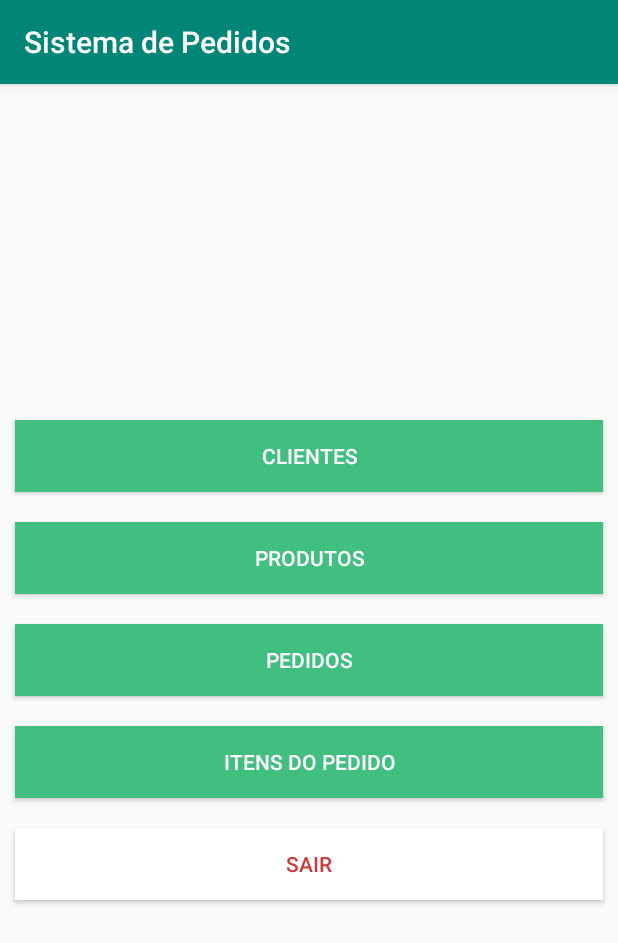
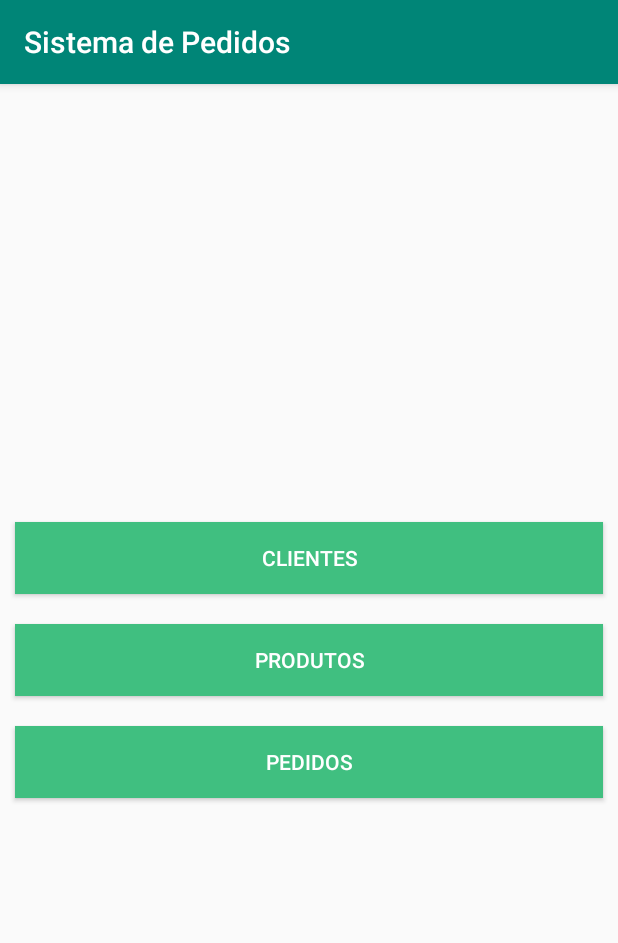
Before and after one commit to dieinimymaganha/SistemaPedidosAndroid, an Android app: the screen it shows after launch (Inicio), on a phone screen of 412 x 824 dp. Shown: the top 943 px of the screen. Run offline under Robolectric (Android 15) with nearby library versions, the light colour scheme and no system bars.

Commit message:
Refatorando pedidos e removendo botões

```diff
--- a/app/src/main/java/com/example/sistemapedidosandroid/ui/activity/Inicio.java
+++ b/app/src/main/java/com/example/sistemapedidosandroid/ui/activity/Inicio.java
@@ -11,7 +11,7 @@ import com.example.sistemapedidosandroid.R;
 
 public class Inicio extends AppCompatActivity {
 
-    Button btCliente, btProduto, btPedido, btCadastrarPedido;
+    Button btCliente, btProduto, btPedido;
 
 
     @Override
@@ -22,9 +22,6 @@ public class Inicio extends AppCompatActivity {
         btCliente = findViewById(R.id.clientes);
         btProduto = findViewById(R.id.produtos);
         btPedido = findViewById(R.id.activity_inicio_pedidos);
-
-        btCadastrarPedido = findViewById(R.id.itensdopedido);
-
 
         btCliente.setOnClickListener(new View.OnClickListener() {
             @Override
@@ -48,14 +45,5 @@ public class Inicio extends AppCompatActivity {
                 startActivity(new Intent(Inicio.this, ListarPedidos.class));
             }
         });
-
-        btCadastrarPedido.setOnClickListener(new View.OnClickListener() {
-            @Override
-            public void onClick(View v) {
-                startActivity(new Intent(Inicio.this, CadastrarPedido.class));
-            }
-        });
-
-
     }
 }
--- a/app/src/main/res/layout/activity_inicio.xml
+++ b/app/src/main/res/layout/activity_inicio.xml
@@ -43,24 +43,6 @@
             android:text="Pedidos"
             android:textColor="#FFF" />
 
-        <Button
-            android:id="@+id/itensdopedido"
-            android:layout_width="match_parent"
-            android:layout_height="wrap_content"
-            android:layout_margin="10dp"
-            android:background="@color/botoes"
-            android:text="Itens do Pedido"
-            android:textColor="#FFF" />
-
-        <Button
-            android:id="@+id/sair"
-            android:layout_width="match_parent"
-            android:layout_height="wrap_content"
-            android:layout_margin="10dp"
-            android:background="#fff"
-            android:text="Sair"
-            android:textColor="#ce3939" />
-
 
     </LinearLayout>
 
```
Also changed, not shown: app/src/main/java/com/example/sistemapedidosandroid/ui/activity/ListarPedidos.java (+21 -12 lines).
